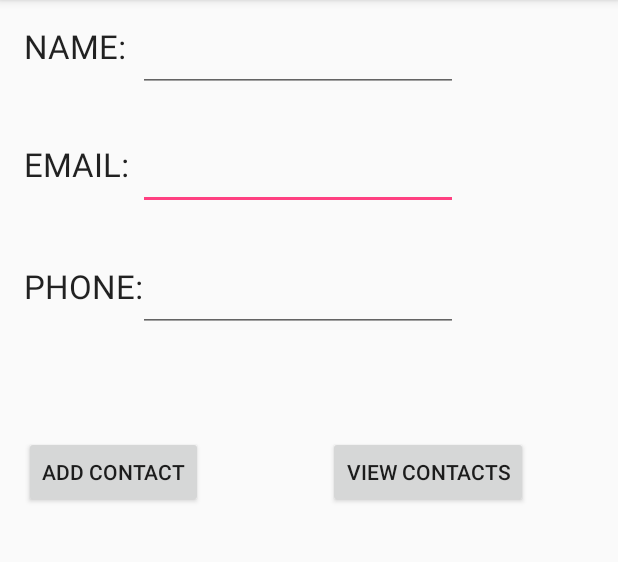
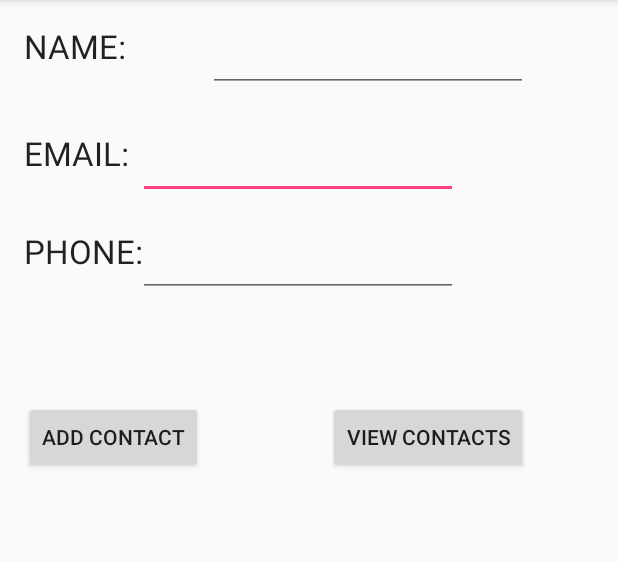
Before and after one commit to alexz648/MyContactApp2017, an Android app: the screen it shows after launch (MainActivity), on a phone screen of 412 x 824 dp, the part 84-646 px from its top. Run offline under Robolectric (Android 15) with nearby library versions, the phone set to English and light mode, and no system bars; 1 statement that could not run was skipped.

```diff
--- a/MyContactApp/app/src/main/java/com/example/zhanga7141/mycontactapp/MainActivity.java
+++ b/MyContactApp/app/src/main/java/com/example/zhanga7141/mycontactapp/MainActivity.java
@@ -1,8 +1,10 @@
 package com.example.zhanga7141.mycontactapp;
 
+import android.database.Cursor;
 import android.support.v7.app.AppCompatActivity;
 import android.os.Bundle;
 import android.util.Log;
+import android.view.View;
 import android.widget.Button;
 import android.widget.EditText;
 import android.widget.Toast;
@@ -23,23 +25,46 @@ public class MainActivity extends AppCompatActivity {
         myDb = new DatabaseHelper(this);
 
         editName = (EditText) findViewById(R.id.editText_name);
-        editName = (EditText) findViewById(R.id.editText_phone);
-        editName = (EditText) findViewById(R.id.editText_email);
+        editPhone = (EditText) findViewById(R.id.editText_phone);
+        editEmail = (EditText) findViewById(R.id.editText_email);
     }
 
     public void addData(View v){
-         boolean isInserted = myDb.insertData(editName.getText().toString());
+         boolean isInserted = myDb.insertData(editName.getText().toString(), editPhone.getText().toString(), editEmail.getText().toString());
 
         if(isInserted == true) {
             Log.d("MyContact", "Data insertion successful");
             //Create toast message to user indicating data inserted correctly
-            Toast.makeText(getApplicationContext(), "done", Toast.LENGTH_SHORT);
+            Toast.makeText(getApplicationContext(), "successful", Toast.LENGTH_SHORT).show();
         }
 
         else {
             Log.d("MyContact", "Data insertion NOT successful");
             //Create toast message to user indicating data inserted incorrectly
+            Toast.makeText(getApplicationContext(), "unsuccessful", Toast.LENGTH_SHORT).show();
 
         }
     }
+
+    public void viewData(View v) {
+        Cursor res = myDb.getAllData();
+        if (res.getCount() == 0) {
+            showMessage("Error", "No data found in database");
+            //put a Log.d message and toast
+            Log.d("MyDatabase", "No data found in database");
+            Toast.makeText(getApplicationContext(), "No data found in database", Toast.LENGTH_SHORT);
+            return;
+        }
+
+        StringBuffer buffer = new StringBuffer();
+        //setup loop with moveToNext method
+        //      append each COL (method append in string buffer class) to buffer
+        //      use getString method
+
+        showMessage("Data", buffer.toString());
+    }
+
+    private void showMessage(String title, String message) {
+
+    }
 }
--- a/MyContactApp/app/src/main/res/layout/activity_main.xml
+++ b/MyContactApp/app/src/main/res/layout/activity_main.xml
@@ -26,26 +26,27 @@
         android:onClick="addData"
         android:layout_marginTop="69dp"
         android:layout_below="@+id/editText_phone"
-        android:layout_alignParentStart="true" />
+        android:layout_alignParentStart="true"
+        android:nestedScrollingEnabled="true" />
 
     <EditText
         android:layout_width="wrap_content"
         android:layout_height="wrap_content"
         android:inputType="textEmailAddress"
         android:ems="10"
-        android:id="@+id/editText_email"
-        android:layout_alignTop="@+id/textView"
-        android:layout_alignStart="@+id/editText_phone" />
+        android:layout_alignTop="@+id/textView2"
+        android:layout_alignStart="@+id/editText_phone"
+        android:id="@+id/editText_email" />
 
     <TextView
         android:layout_width="wrap_content"
         android:layout_height="wrap_content"
         android:textAppearance="?android:attr/textAppearanceLarge"
         android:text="EMAIL: "
-        android:id="@+id/textView"
+        android:id="@+id/textView2"
+        android:layout_marginTop="26dp"
         android:layout_below="@+id/editText_name"
-        android:layout_alignParentStart="true"
-        android:layout_marginTop="33dp" />
+        android:layout_alignParentStart="true" />
 
     <EditText
         android:layout_width="wrap_content"
@@ -54,7 +55,7 @@
         android:ems="10"
         android:id="@+id/editText_name"
         android:layout_alignParentTop="true"
-        android:layout_alignStart="@+id/editText_email" />
+        android:layout_alignEnd="@+id/button2" />
 
     <EditText
         android:layout_width="wrap_content"
@@ -63,15 +64,15 @@
         android:ems="10"
         android:id="@+id/editText_phone"
         android:layout_marginTop="36dp"
-        android:layout_below="@+id/editText_email"
-        android:layout_toEndOf="@+id/textView" />
+        android:layout_below="@+id/textView2"
+        android:layout_toEndOf="@+id/textView2" />
 
     <TextView
         android:layout_width="wrap_content"
         android:layout_height="wrap_content"
         android:textAppearance="?android:attr/textAppearanceLarge"
         android:text="PHONE: "
-        android:id="@+id/textView2"
+        android:id="@+id/textView3"
         android:layout_alignTop="@+id/editText_phone"
         android:layout_alignParentStart="true" />
 
@@ -82,6 +83,8 @@
         android:id="@+id/button2"
         android:layout_alignTop="@+id/button"
         android:layout_alignParentEnd="true"
-        android:layout_marginEnd="44dp" />
+        android:layout_marginEnd="44dp"
+        android:onClick="viewData"
+        android:nestedScrollingEnabled="true" />
 
 </RelativeLayout>
```
Also changed, not shown: MyContactApp/app/src/main/java/com/example/zhanga7141/mycontactapp/DatabaseHelper.java (+11 -2 lines).
